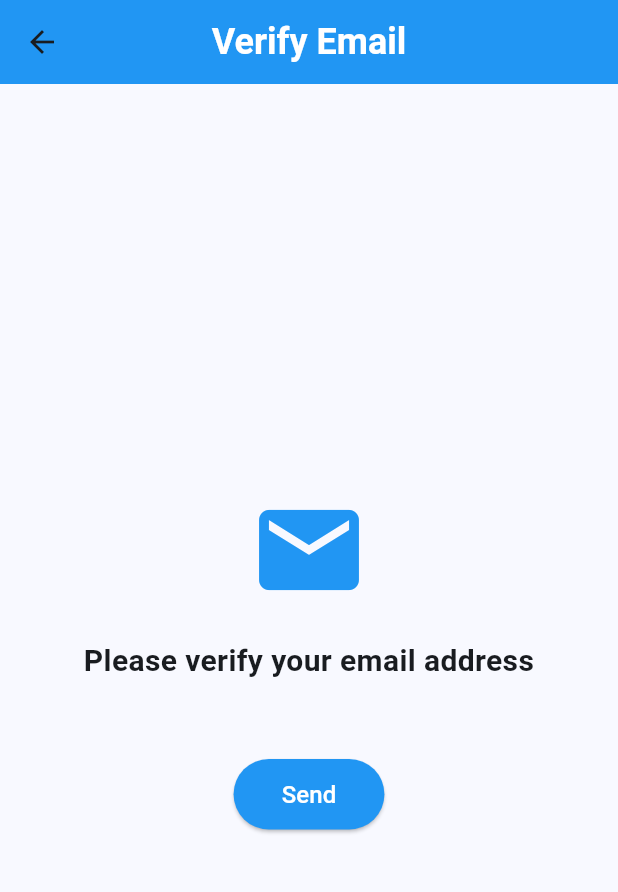
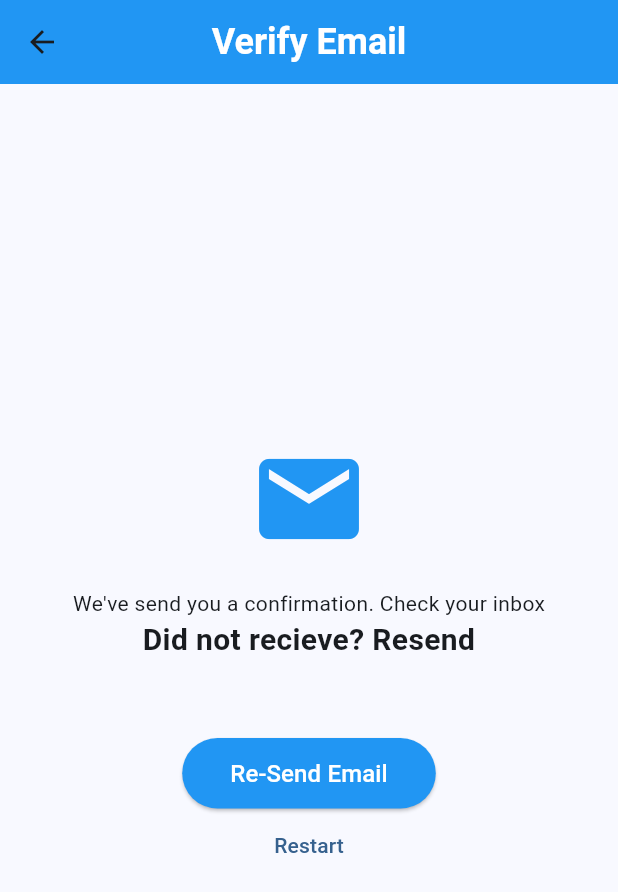
Before and after one commit to ashishexee/notes-application, a Flutter app: the VerifyEmailView screen opened by its route, on a phone screen of 412 x 824 dp. Shown: the top 892 px of the screen. Run offline on Flutter 3.47's test engine with Material 3 defaults, Android fonts, the phone set to English and light mode, and no system bars; our stand-ins replace firebase_auth, firebase_core; accounts and stored records are empty.

Commit message:
Update verify_email.dart

```diff
--- a/lib/views/verify_email.dart
+++ b/lib/views/verify_email.dart
@@ -1,4 +1,5 @@
 import 'package:firebase_auth/firebase_auth.dart';
+import 'package:firstapplication/constants/route.dart';
 import 'package:flutter/material.dart';
 
 class VerifyEmailView extends StatefulWidget {
@@ -36,8 +37,9 @@ class _VerifyEmailViewState extends State<VerifyEmailView> {
                 color: Colors.blue,
               ),
               const SizedBox(height: 20),
+              const Text("We've send you a confirmation. Check your inbox"),
               const Text(
-                'Please verify your email address',
+                "Did not recieve? Resend",
                 style: TextStyle(
                   fontSize: 20,
                   fontWeight: FontWeight.bold,
@@ -45,7 +47,6 @@ class _VerifyEmailViewState extends State<VerifyEmailView> {
                 textAlign: TextAlign.center,
               ),
               const SizedBox(height: 20),
-
               const SizedBox(height: 30),
               ElevatedButton(
                 onPressed: () async {
@@ -60,11 +61,20 @@ class _VerifyEmailViewState extends State<VerifyEmailView> {
                   backgroundColor: Colors.blue,
                 ),
                 child: const Text(
-                  'Send',
-                  style: TextStyle(fontSize: 16,
-                  color: Colors.white),
+                  'Re-Send Email',
+                  style: TextStyle(fontSize: 16, color: Colors.white),
                 ),
               ),
+              TextButton(
+                onPressed: () async {
+                  await FirebaseAuth.instance.signOut();
+                  Navigator.of(context).pushNamedAndRemoveUntil(
+                    registerroute,
+                    (route) => false,
+                  );
+                },
+                child: const Text('Restart'),
+              )
             ],
           ),
         ),
```
